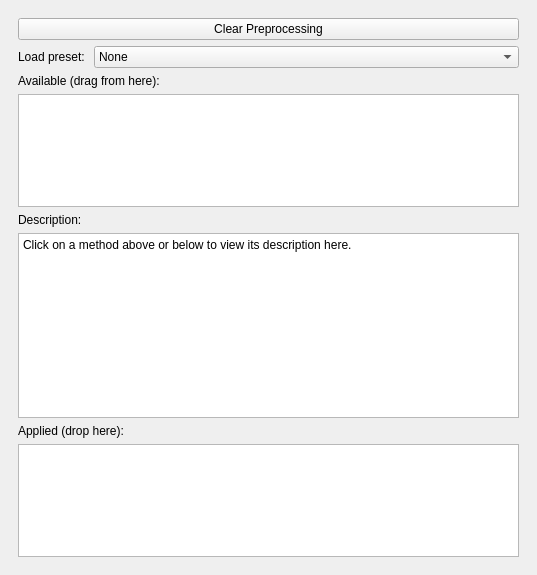
Before: the Qt Designer form pyjibe/fd/tab_preprocess.ui in AFM-analysis/PyJibe, drawn with Qt 5.
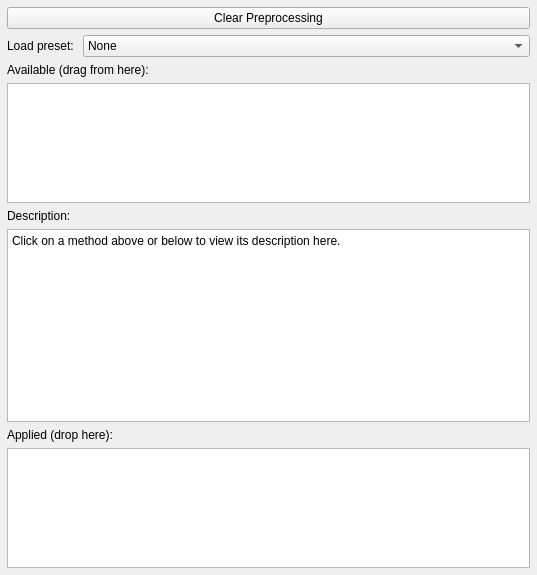
After: the same form once the commit is applied.

Commit message: ref: move force-distance plot GUI functions to fd.widget_fdist

```diff
--- a/pyjibe/fd/tab_preprocess.ui
+++ b/pyjibe/fd/tab_preprocess.ui
@@ -14,6 +14,18 @@
    <string>Form</string>
   </property>
   <layout class="QVBoxLayout" name="verticalLayout">
+   <property name="leftMargin">
+    <number>0</number>
+   </property>
+   <property name="topMargin">
+    <number>0</number>
+   </property>
+   <property name="rightMargin">
+    <number>0</number>
+   </property>
+   <property name="bottomMargin">
+    <number>0</number>
+   </property>
    <item>
     <widget class="QScrollArea" name="scrollArea_2">
      <property name="frameShape">
@@ -33,8 +45,8 @@
        <rect>
         <x>0</x>
         <y>0</y>
-        <width>519</width>
-        <height>557</height>
+        <width>537</width>
+        <height>575</height>
        </rect>
       </property>
       <layout class="QVBoxLayout" name="verticalLayout_5">
```
The commit also changes 6 other files.
